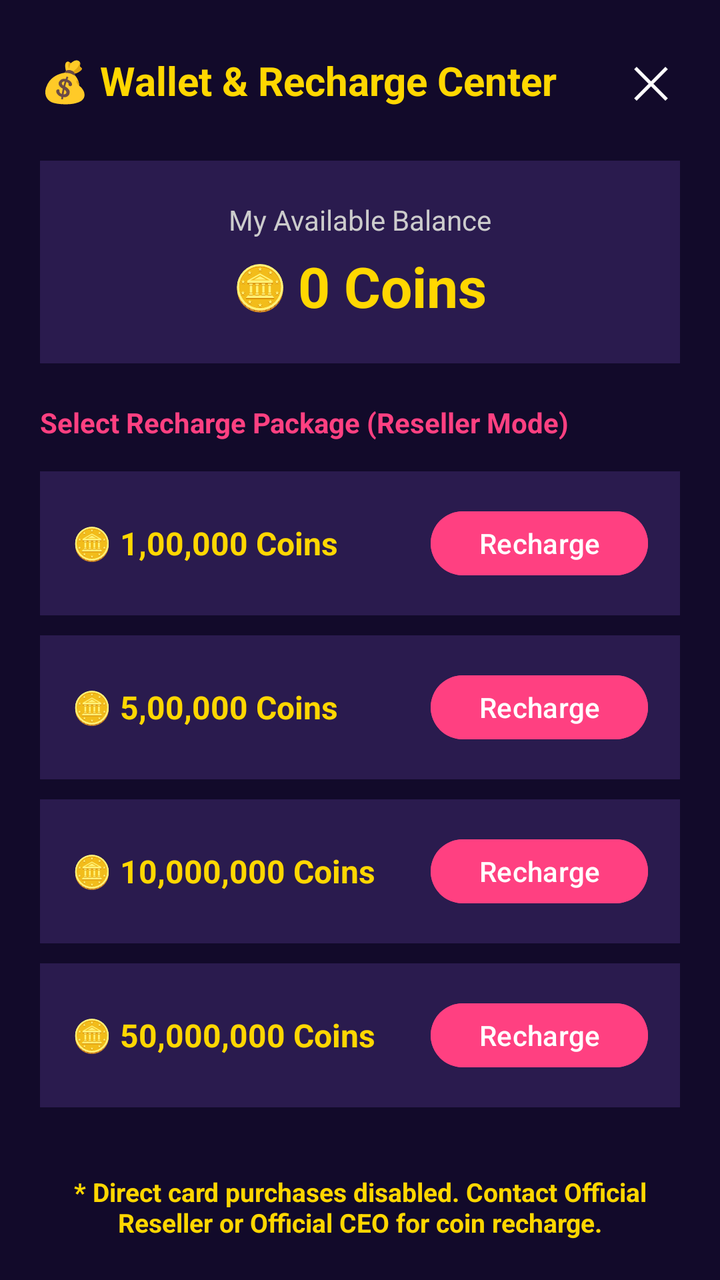
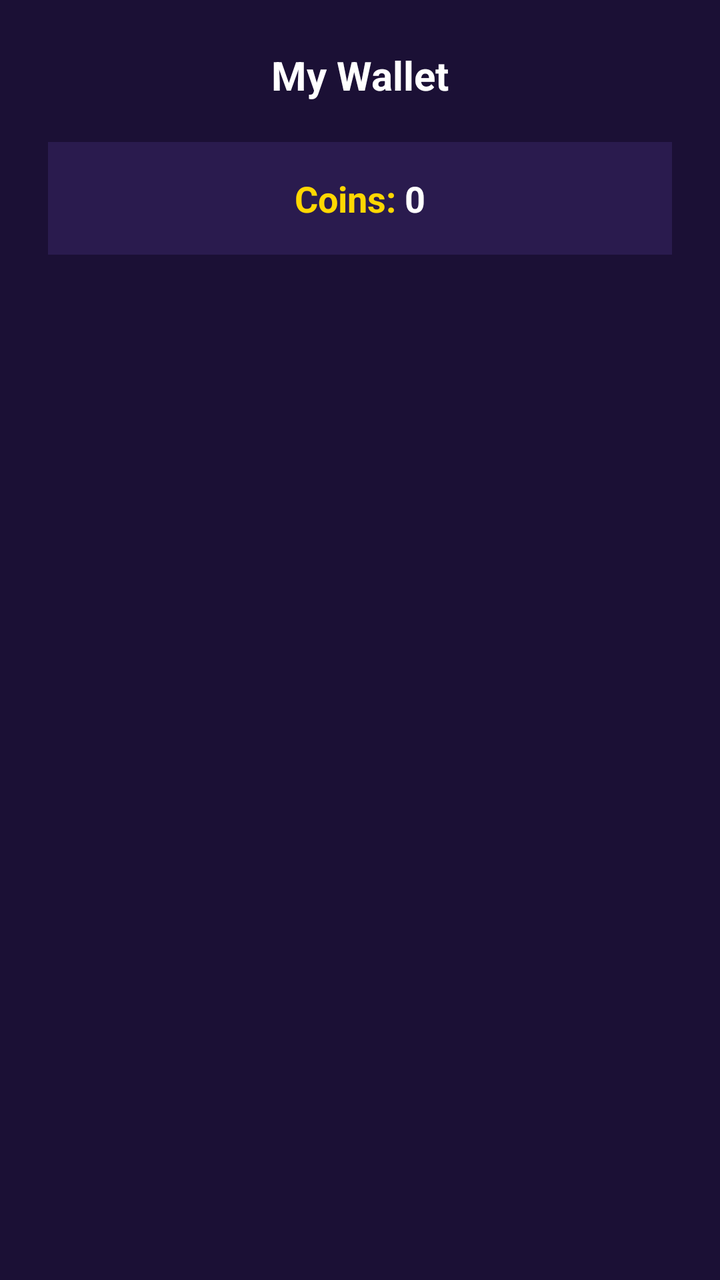

Screens rendered from an Android XML layout before and after an edit, with the pre-edit source and the edit as a unified diff.
<!-- AndroidManifest.xml: application theme Theme.SRVoiceChat -->
<!-- res/layout/dialog_wallet_recharge.xml -->
<?xml version="1.0" encoding="utf-8"?>
<LinearLayout xmlns:android="http://schemas.android.com/apk/res/android"
    android:layout_width="match_parent"
    android:layout_height="match_parent"
    android:orientation="vertical"
    android:background="#120A2A"
    android:padding="20dp">

    
    <LinearLayout
        android:layout_width="match_parent"
        android:layout_height="wrap_content"
        android:orientation="horizontal"
        android:gravity="center_vertical"
        android:layout_marginBottom="20dp">

        <TextView
            android:layout_width="0dp"
            android:layout_height="wrap_content"
            android:layout_weight="1"
            android:text="💰 Wallet &amp; Recharge Center"
            android:textColor="#FFD700"
            android:textSize="20sp"
            android:textStyle="bold" />

        <TextView
            android:id="@+id/btnCloseRecharge"
            android:layout_width="wrap_content"
            android:layout_height="wrap_content"
            android:text="✕"
            android:textColor="#FFFFFF"
            android:textSize="22sp"
            android:padding="5dp" />
    </LinearLayout>

    
    <LinearLayout
        android:layout_width="match_parent"
        android:layout_height="wrap_content"
        android:orientation="vertical"
        android:background="#2A1B4E"
        android:padding="20dp"
        android:layout_marginBottom="20dp"
        android:gravity="center">

        <TextView
            android:layout_width="wrap_content"
            android:layout_height="wrap_content"
            android:text="My Available Balance"
            android:textColor="#CCCCCC"
            android:textSize="14sp"
            android:layout_marginBottom="5dp" />

        <LinearLayout
            android:layout_width="wrap_content"
            android:layout_height="wrap_content"
            android:orientation="horizontal"
            android:gravity="center_vertical">

            <TextView
                android:layout_width="wrap_content"
                android:layout_height="wrap_content"
                android:text="🪙 "
                android:textSize="22sp" />

            <TextView
                android:id="@+id/textUserBalance"
                android:layout_width="wrap_content"
                android:layout_height="wrap_content"
                android:text="0 Coins"
                android:textColor="#FFD700"
                android:textSize="28sp"
                android:textStyle="bold" />
        </LinearLayout>
    </LinearLayout>

    
    <TextView
        android:layout_width="match_parent"
        android:layout_height="wrap_content"
        android:text="Select Recharge Package (Reseller Mode)"
        android:textColor="#FF4081"
        android:textSize="14sp"
        android:textStyle="bold"
        android:layout_marginBottom="15dp" />

    
    <ScrollView
        android:layout_width="match_parent"
        android:layout_height="0dp"
        android:layout_weight="1"
        android:scrollbars="none">

        <LinearLayout
            android:layout_width="match_parent"
            android:layout_height="wrap_content"
            android:orientation="vertical">

            
            <LinearLayout
                android:id="@+id/pkg1"
                android:layout_width="match_parent"
                android:layout_height="wrap_content"
                android:orientation="horizontal"
                android:background="#2A1B4E"
                android:padding="16dp"
                android:layout_marginBottom="10dp"
                android:gravity="center_vertical"
                android:clickable="true"
                android:focusable="true">
                <TextView
                    android:layout_width="0dp"
                    android:layout_height="wrap_content"
                    android:layout_weight="1"
                    android:text="🪙 1,00,000 Coins"
                    android:textColor="#FFD700"
                    android:textSize="16sp"
                    android:textStyle="bold" />
                <Button
                    android:layout_width="wrap_content"
                    android:layout_height="40dp"
                    android:text="Recharge"
                    android:textColor="#FFFFFF"
                    android:backgroundTint="#FF4081"
                    android:clickable="false" />
            </LinearLayout>

            
            <LinearLayout
                android:id="@+id/pkg2"
                android:layout_width="match_parent"
                android:layout_height="wrap_content"
                android:orientation="horizontal"
                android:background="#2A1B4E"
                android:padding="16dp"
                android:layout_marginBottom="10dp"
                android:gravity="center_vertical"
                android:clickable="true"
                android:focusable="true">
                <TextView
                    android:layout_width="0dp"
                    android:layout_height="wrap_content"
                    android:layout_weight="1"
                    android:text="🪙 5,00,000 Coins"
                    android:textColor="#FFD700"
                    android:textSize="16sp"
                    android:textStyle="bold" />
                <Button
                    android:layout_width="wrap_content"
                    android:layout_height="40dp"
                    android:text="Recharge"
                    android:textColor="#FFFFFF"
                    android:backgroundTint="#FF4081"
                    android:clickable="false" />
            </LinearLayout>

            
            <LinearLayout
                android:id="@+id/pkg3"
                android:layout_width="match_parent"
                android:layout_height="wrap_content"
                android:orientation="horizontal"
                android:background="#2A1B4E"
                android:padding="16dp"
                android:layout_marginBottom="10dp"
                android:gravity="center_vertical"
                android:clickable="true"
                android:focusable="true">
                <TextView
                    android:layout_width="0dp"
                    android:layout_height="wrap_content"
                    android:layout_weight="1"
                    android:text="🪙 10,000,000 Coins"
                    android:textColor="#FFD700"
                    android:textSize="16sp"
                    android:textStyle="bold" />
                <Button
                    android:layout_width="wrap_content"
                    android:layout_height="40dp"
                    android:text="Recharge"
                    android:textColor="#FFFFFF"
                    android:backgroundTint="#FF4081"
                    android:clickable="false" />
            </LinearLayout>

            
            <LinearLayout
                android:id="@+id/pkg4"
                android:layout_width="match_parent"
                android:layout_height="wrap_content"
                android:orientation="horizontal"
                android:background="#2A1B4E"
                android:padding="16dp"
                android:layout_marginBottom="10dp"
                android:gravity="center_vertical"
                android:clickable="true"
                android:focusable="true">
                <TextView
                    android:layout_width="0dp"
                    android:layout_height="wrap_content"
                    android:layout_weight="1"
                    android:text="🪙 50,000,000 Coins"
                    android:textColor="#FFD700"
                    android:textSize="16sp"
                    android:textStyle="bold" />
                <Button
                    android:layout_width="wrap_content"
                    android:layout_height="40dp"
                    android:text="Recharge"
                    android:textColor="#FFFFFF"
                    android:backgroundTint="#FF4081"
                    android:clickable="false" />
            </LinearLayout>

        </LinearLayout>
    </ScrollView>

    
    <TextView
        android:layout_width="match_parent"
        android:layout_height="wrap_content"
        android:text="* Direct card purchases disabled. Contact Official Reseller or Official CEO for coin recharge."
        android:textColor="#FFD700"
        android:textSize="13sp"
        android:textStyle="bold"
        android:gravity="center"
        android:layout_marginTop="15dp" />

</LinearLayout>
<!-- resources referenced by this layout -->
<resources>
  <style name="Theme.SRVoiceChat" parent="Theme.Material3.DayNight.NoActionBar">
          <item name="colorPrimary">#FF4081</item>
          <item name="android:statusBarColor">#FF4081</item>
          <item name="android:windowLightStatusBar">true</item>
      </style>
</resources>

<!-- the commit's change to res/layout/dialog_wallet_recharge.xml (unified diff, before → after) -->
@@ -1,229 +1,49 @@
 <?xml version="1.0" encoding="utf-8"?>
 <LinearLayout xmlns:android="http://schemas.android.com/apk/res/android"
     android:layout_width="match_parent"
-    android:layout_height="match_parent"
+    android:layout_height="wrap_content"
     android:orientation="vertical"
-    android:background="#120A2A"
-    android:padding="20dp">
+    android:background="#1B1035"
+    android:padding="24dp">
+
+    
+    <TextView
+        android:layout_width="match_parent"
+        android:layout_height="wrap_content"
+        android:text="My Wallet"
+        android:textColor="#FFFFFF"
+        android:textSize="20sp"
+        android:textStyle="bold"
+        android:gravity="center"
+        android:layout_marginBottom="20dp"/>
 
     
     <LinearLayout
         android:layout_width="match_parent"
         android:layout_height="wrap_content"
         android:orientation="horizontal"
-        android:gravity="center_vertical"
-        android:layout_marginBottom="20dp">
-
-        <TextView
-            android:layout_width="0dp"
-            android:layout_height="wrap_content"
-            android:layout_weight="1"
-            android:text="💰 Wallet &amp; Recharge Center"
-            android:textColor="#FFD700"
-            android:textSize="20sp"
-            android:textStyle="bold" />
-
-        <TextView
-            android:id="@+id/btnCloseRecharge"
-            android:layout_width="wrap_content"
-            android:layout_height="wrap_content"
-            android:text="✕"
-            android:textColor="#FFFFFF"
-            android:textSize="22sp"
-            android:padding="5dp" />
-    </LinearLayout>
-
-    
-    <LinearLayout
-        android:layout_width="match_parent"
-        android:layout_height="wrap_content"
-        android:orientation="vertical"
+        android:gravity="center"
         android:background="#2A1B4E"
-        android:padding="20dp"
+        android:padding="16dp"
         android:layout_marginBottom="20dp"
-        android:gravity="center">
+        android:backgroundTint="#2A1B4E">
 
         <TextView
             android:layout_width="wrap_content"
             android:layout_height="wrap_content"
-            android:text="My Available Balance"
-            android:textColor="#CCCCCC"
-            android:textSize="14sp"
-            android:layout_marginBottom="5dp" />
+            android:text="Coins: "
+            android:textColor="#FFD700"
+            android:textSize="18sp"
+            android:textStyle="bold"/>
 
-        <LinearLayout
+        <TextView
+            android:id="@+id/tvCoinBalance"
             android:layout_width="wrap_content"
             android:layout_height="wrap_content"
-            android:orientation="horizontal"
-            android:gravity="center_vertical">
-
-            <TextView
-                android:layout_width="wrap_content"
-                android:layout_height="wrap_content"
-                android:text="🪙 "
-                android:textSize="22sp" />
-
-            <TextView
-                android:id="@+id/textUserBalance"
-                android:layout_width="wrap_content"
-                android:layout_height="wrap_content"
-                android:text="0 Coins"
-                android:textColor="#FFD700"
-                android:textSize="28sp"
-                android:textStyle="bold" />
-        </LinearLayout>
+            android:text="0"
+            android:textColor="#FFFFFF"
+            android:textSize="18sp"
+            android:textStyle="bold"/>
     </LinearLayout>
 
-    
-    <TextView
-        android:layout_width="match_parent"
-        android:layout_height="wrap_content"
-        android:text="Select Recharge Package (Reseller Mode)"
-        android:textColor="#FF4081"
-        android:textSize="14sp"
-        android:textStyle="bold"
-        android:layout_marginBottom="15dp" />
-
-    
-    <ScrollView
-        android:layout_width="match_parent"
-        android:layout_height="0dp"
-        android:layout_weight="1"
-        android:scrollbars="none">
-
-        <LinearLayout
-            android:layout_width="match_parent"
-            android:layout_height="wrap_content"
-            android:orientation="vertical">
-
-            
-            <LinearLayout
-                android:id="@+id/pkg1"
-                android:layout_width="match_parent"
-                android:layout_height="wrap_content"
-                android:orientation="horizontal"
-                android:background="#2A1B4E"
-                android:padding="16dp"
-                android:layout_marginBottom="10dp"
-                android:gravity="center_vertical"
-                android:clickable="true"
-                android:focusable="true">
-                <TextView
-                    android:layout_width="0dp"
-                    android:layout_height="wrap_content"
-                    android:layout_weight="1"
-                    android:text="🪙 1,00,000 Coins"
-                    android:textColor="#FFD700"
-                    android:textSize="16sp"
-                    android:textStyle="bold" />
-                <Button
-                    android:layout_width="wrap_content"
-                    android:layout_height="40dp"
-                    android:text="Recharge"
-                    android:textColor="#FFFFFF"
-                    android:backgroundTint="#FF4081"
-                    android:clickable="false" />
-            </LinearLayout>
-
-            
-            <LinearLayout
-                android:id="@+id/pkg2"
-                android:layout_width="match_parent"
-                android:layout_height="wrap_content"
-                android:orientation="horizontal"
-                android:background="#2A1B4E"
-                android:padding="16dp"
-                android:layout_marginBottom="10dp"
-                android:gravity="center_vertical"
-                android:clickable="true"
-                android:focusable="true">
-                <TextView
-                    android:layout_width="0dp"
-                    android:layout_height="wrap_content"
-                    android:layout_weight="1"
-                    android:text="🪙 5,00,000 Coins"
-                    android:textColor="#FFD700"
-                    android:textSize="16sp"
-                    android:textStyle="bold" />
-                <Button
-                    android:layout_width="wrap_content"
-                    android:layout_height="40dp"
-                    android:text="Recharge"
-                    android:textColor="#FFFFFF"
-                    android:backgroundTint="#FF4081"
-                    android:clickable="false" />
-            </LinearLayout>
-
-            
-            <LinearLayout
-                android:id="@+id/pkg3"
-                android:layout_width="match_parent"
-                android:layout_height="wrap_content"
-                android:orientation="horizontal"
-                android:background="#2A1B4E"
-                android:padding="16dp"
-                android:layout_marginBottom="10dp"
-                android:gravity="center_vertical"
-                android:clickable="true"
-                android:focusable="true">
-                <TextView
-                    android:layout_width="0dp"
-                    android:layout_height="wrap_content"
-                    android:layout_weight="1"
-                    android:text="🪙 10,000,000 Coins"
-                    android:textColor="#FFD700"
-                    android:textSize="16sp"
-                    android:textStyle="bold" />
-                <Button
-                    android:layout_width="wrap_content"
-                    android:layout_height="40dp"
-                    android:text="Recharge"
-                    android:textColor="#FFFFFF"
-                    android:backgroundTint="#FF4081"
-                    android:clickable="false" />
-            </LinearLayout>
-
-            
-            <LinearLayout
-                android:id="@+id/pkg4"
-                android:layout_width="match_parent"
-                android:layout_height="wrap_content"
-                android:orientation="horizontal"
-                android:background="#2A1B4E"
-                android:padding="16dp"
-                android:layout_marginBottom="10dp"
-                android:gravity="center_vertical"
-                android:clickable="true"
-                android:focusable="true">
-                <TextView
-                    android:layout_width="0dp"
-                    android:layout_height="wrap_content"
-                    android:layout_weight="1"
-                    android:text="🪙 50,000,000 Coins"
-                    android:textColor="#FFD700"
-                    android:textSize="16sp"
-                    android:textStyle="bold" />
-                <Button
-                    android:layout_width="wrap_content"
-                    android:layout_height="40dp"
-                    android:text="Recharge"
-                    android:textColor="#FFFFFF"
-                    android:backgroundTint="#FF4081"
-                    android:clickable="false" />
-            </LinearLayout>
-
-        </LinearLayout>
-    </ScrollView>
-
-    
-    <TextView
-        android:layout_width="match_parent"
-        android:layout_height="wrap_content"
-        android:text="* Direct card purchases disabled. Contact Official Reseller or Official CEO for coin recharge."
-        android:textColor="#FFD700"
-        android:textSize="13sp"
-        android:textStyle="bold"
-        android:gravity="center"
-        android:layout_marginTop="15dp" />
-
 </LinearLayout>
